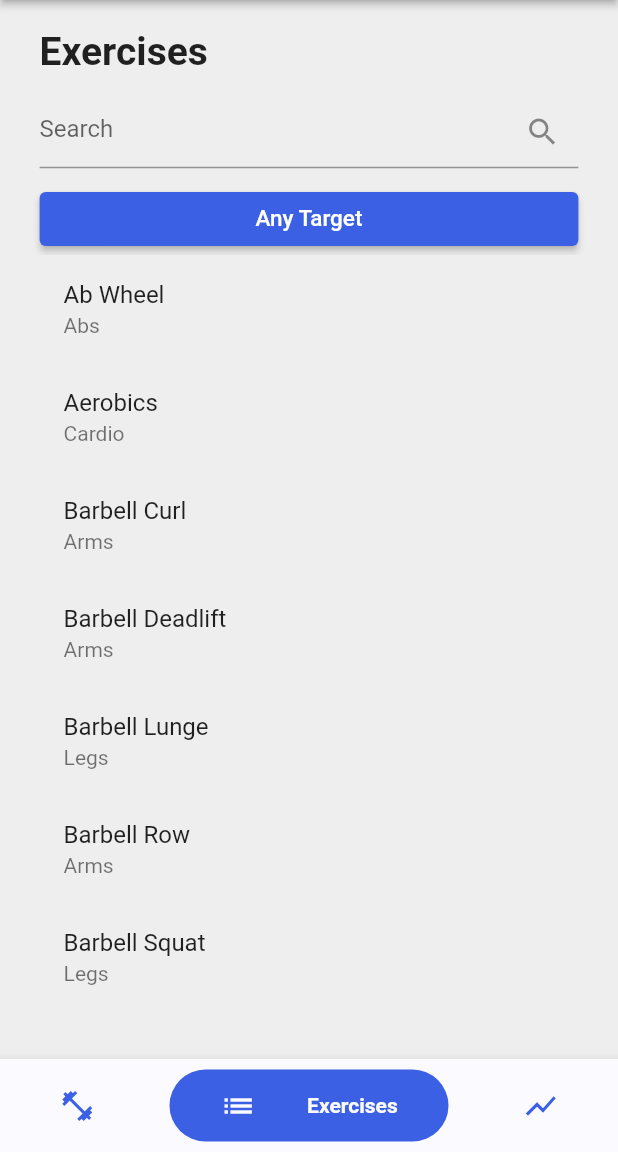
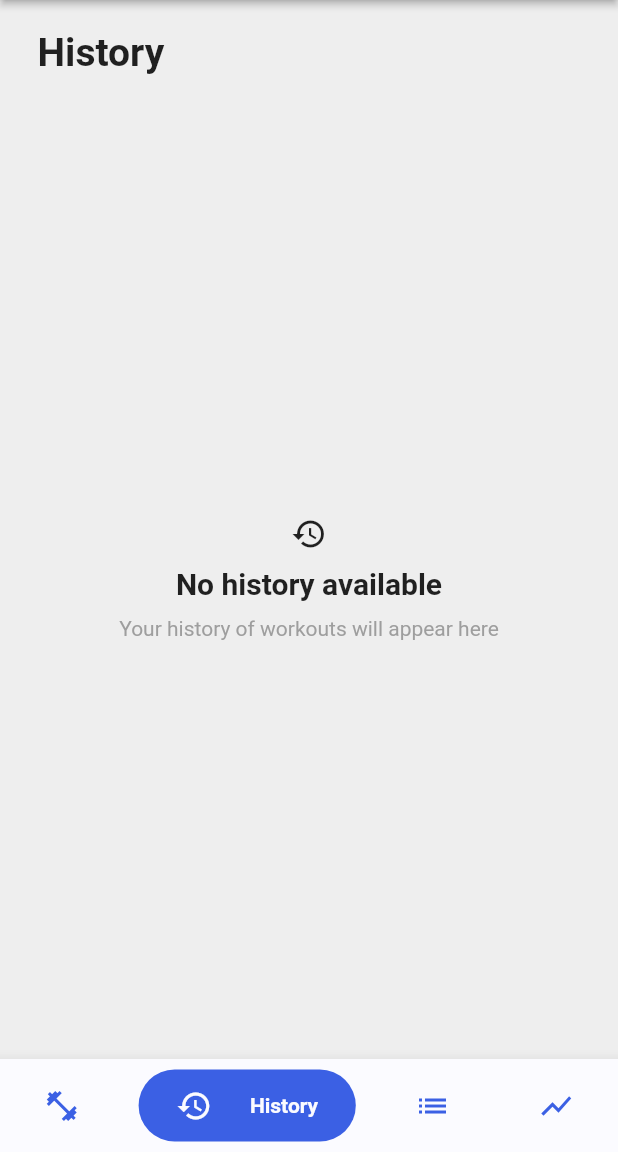
Before and after one commit to davidivad96/mygymbro, a Flutter app: the screen it shows after launch, item 2 of the bottom bar chosen, on a phone screen of 412 x 824 dp, the part 84-1236 px from its top. Run offline on Flutter 3.47's test engine with Material 2 defaults, Android fonts, the phone set to English and light mode, and no system bars; drawn by our look-alikes of bubble_bottom_bar; our stand-ins replace get, stop_watch_timer; missing offline and left inert: flutter_picker; Roboto replaces fonts that are missing (Poppins).

Commit message:
Add empty History screen

```diff
--- a/lib/constants.dart
+++ b/lib/constants.dart
@@ -48,6 +48,12 @@ class WorkoutsConstants {
       "Your workout routines will appear here. To get started right away, create a new workout";
 }
 
+class HistoryConstants {
+  static const title = "History";
+  static const noHistoryTitle = "No history available";
+  static const noHistoryText = "Your history of workouts will appear here";
+}
+
 class ExercisesConstants {
   static const title = "Exercises";
   static const search = "Search";
--- a/lib/home.dart
+++ b/lib/home.dart
@@ -1,6 +1,7 @@
 import 'package:flutter/material.dart';
 
 import 'package:mygymbro/screens/exercises_screen.dart';
+import 'package:mygymbro/screens/history_screen.dart';
 import 'package:mygymbro/screens/graphs_screen.dart';
 import 'package:mygymbro/screens/workouts_screen.dart';
 import 'package:mygymbro/widgets/bottom_nav_bar.dart';
@@ -17,6 +18,7 @@ class _HomeState extends State<Home> {
   int _currentIndex = 0;
   final pages = [
     const WorkoutsScreen(),
+    const HistoryScreen(),
     const ExercisesScreen(),
     const GraphsScreen(),
   ];
--- /dev/null
+++ b/lib/screens/history_screen.dart
@@ -0,0 +1,60 @@
+import 'package:flutter/material.dart';
+
+import 'package:mygymbro/constants.dart';
+import 'package:mygymbro/utils/dimensions.dart';
+import 'package:mygymbro/widgets/big_text.dart';
+
+class HistoryScreen extends StatelessWidget {
+  const HistoryScreen({Key? key}) : super(key: key);
+
+  @override
+  Widget build(BuildContext context) {
+    return Padding(
+      padding: const EdgeInsets.only(top: 20.0, left: 25.0, right: 25.0),
+      child: Column(
+        crossAxisAlignment: CrossAxisAlignment.start,
+        children: [
+          Container(
+            margin: EdgeInsets.only(bottom: Dimensions.screenTitleMarginBottom),
+            child: const Text(
+              HistoryConstants.title,
+              style: TextStyle(
+                fontSize: 26.0,
+                fontWeight: FontWeight.bold,
+              ),
+            ),
+          ),
+          Expanded(
+            child: Center(
+              child: SizedBox(
+                width: Dimensions.centeredContentWidth,
+                child: Column(
+                  mainAxisAlignment: MainAxisAlignment.center,
+                  children: [
+                    const Icon(
+                      Icons.history,
+                    ),
+                    const SizedBox(
+                      height: 10.0,
+                    ),
+                    const BigText(text: HistoryConstants.noHistoryTitle),
+                    const SizedBox(
+                      height: 10.0,
+                    ),
+                    Text(
+                      HistoryConstants.noHistoryText,
+                      textAlign: TextAlign.center,
+                      style: TextStyle(
+                        color: Colors.grey[500],
+                      ),
+                    ),
+                  ],
+                ),
+              ),
+            ),
+          ),
+        ],
+      ),
+    );
+  }
+}
--- a/lib/widgets/bottom_nav_bar.dart
+++ b/lib/widgets/bottom_nav_bar.dart
@@ -52,6 +52,21 @@ class _BottomNavBarState extends State<BottomNavBar> {
         BubbleBottomBarItem(
           backgroundColor: Theme.of(context).primaryColor,
           icon: Icon(
+            Icons.history,
+            color: Theme.of(context).primaryColor,
+          ),
+          activeIcon: Icon(
+            Icons.history,
+            color: Theme.of(context).highlightColor,
+          ),
+          title: Text(
+            HistoryConstants.title,
+            style: TextStyle(color: Theme.of(context).highlightColor),
+          ),
+        ),
+        BubbleBottomBarItem(
+          backgroundColor: Theme.of(context).primaryColor,
+          icon: Icon(
             Icons.list,
             color: Theme.of(context).primaryColor,
           ),
```
